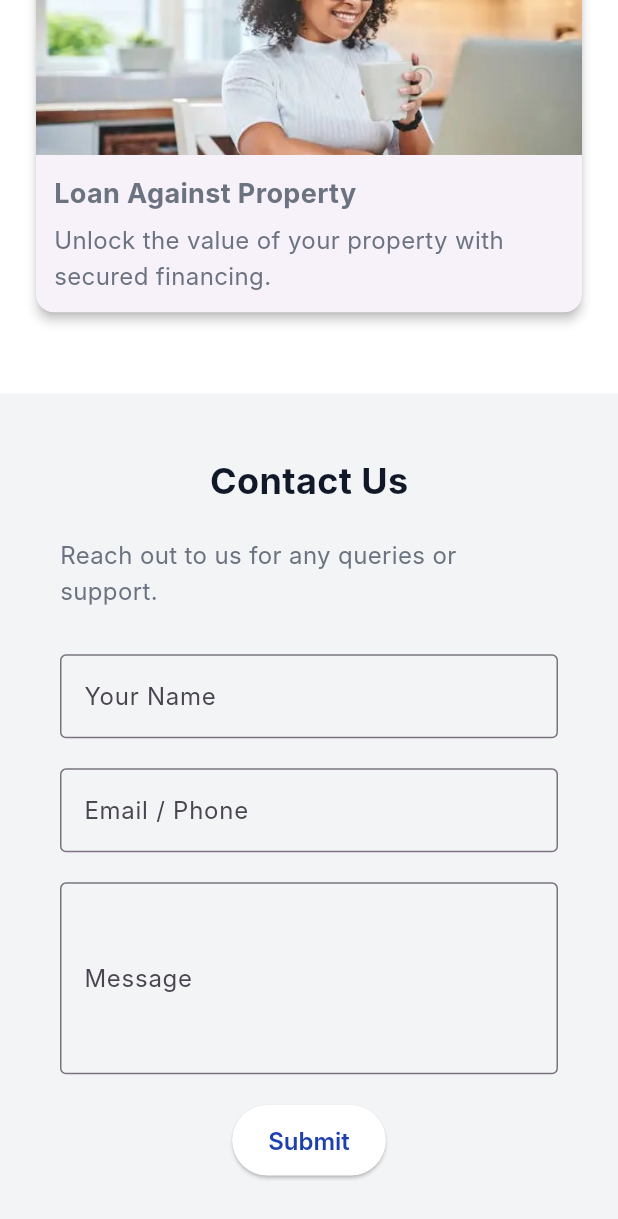
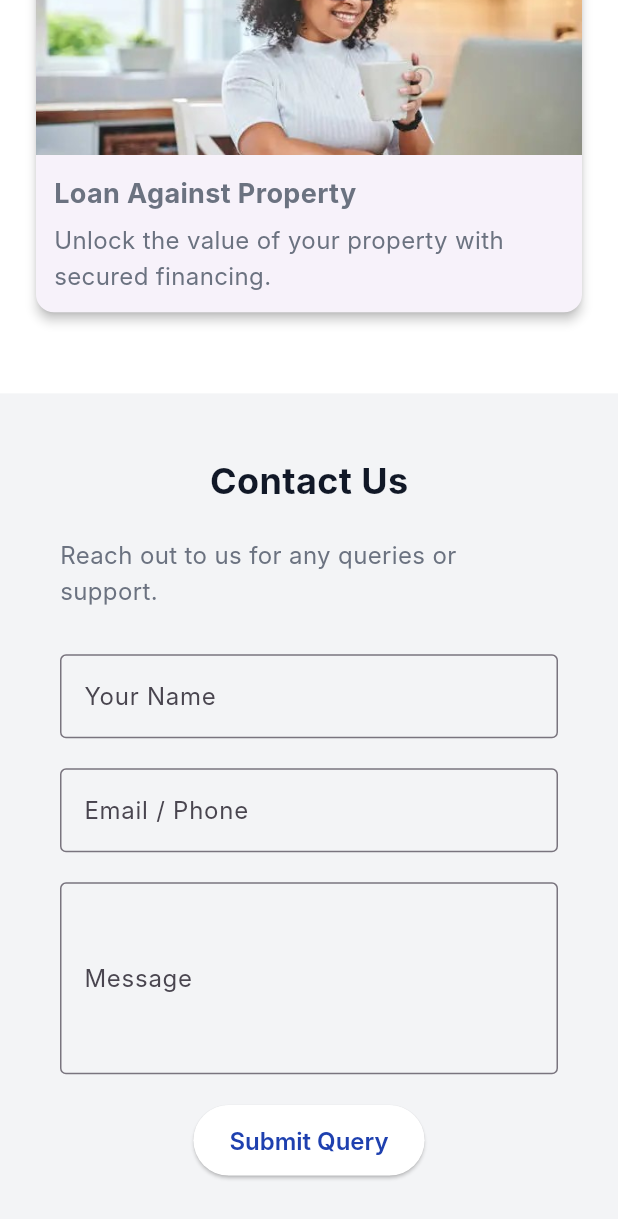
Before and after one commit to sandhya-nanavate/sdmtrustservices, a Flutter app: the screen it shows after launch, scrolled down 2825 dp, on a phone screen of 412 x 824 dp. Shown: the top 1219 px of the screen. Run offline on Flutter 3.47's test engine with Material 3 defaults, Android fonts, the phone set to English and light mode, and no system bars; Roboto replaces fonts that are missing (Inter).

Commit message:
git check

```diff
--- a/lib/main.dart
+++ b/lib/main.dart
@@ -404,7 +404,7 @@ class ContactSection extends StatelessWidget {
                           backgroundColor: Colors.white,
                           foregroundColor: AppColors.primary,
                         ),
-            child: const Text('Submit'),
+            child: const Text('Submit Query'),
           )
         ],
       ),
```
